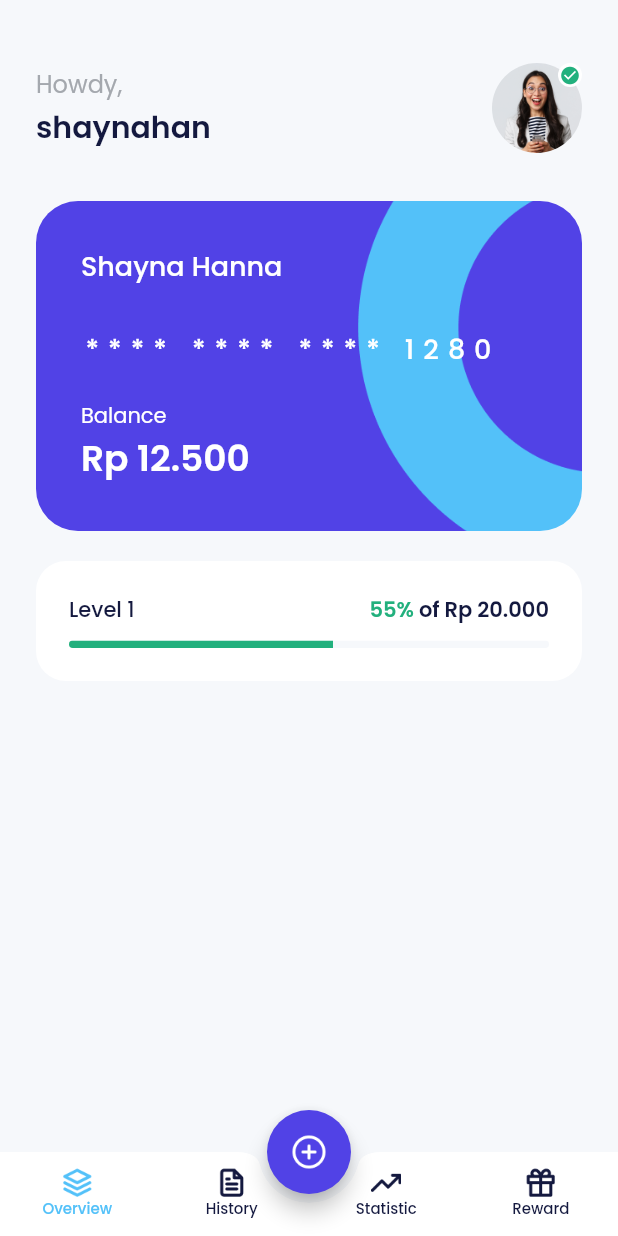
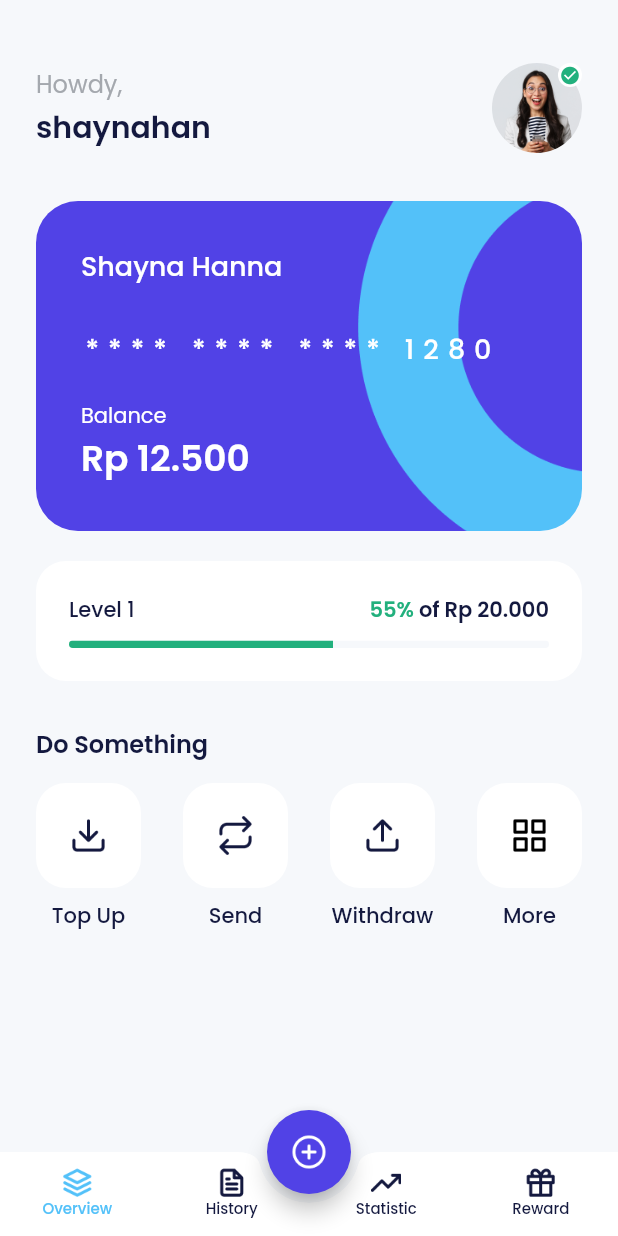
Before and after one commit to RianCahyadi08/Flutter-bank_sha, a Flutter app: the HomePage screen opened by its route, on a phone screen of 412 x 824 dp. Run offline on Flutter 3.47's test engine with Material 2 defaults, Android fonts, the phone set to English and light mode, and no system bars; our stand-ins replace carousel_slider, google_fonts; missing offline and left inert: dart:ffi.

Commit message:
Create widget build services on homepage

```diff
--- a/lib/views/screens/homepage.dart
+++ b/lib/views/screens/homepage.dart
@@ -1,4 +1,5 @@
 import 'package:bank_sha/shared/theme.dart';
+import 'package:bank_sha/views/widgets/home_service_items.dart';
 import 'package:flutter/material.dart';
 
 class HomePage extends StatelessWidget {
@@ -10,7 +11,12 @@ class HomePage extends StatelessWidget {
       backgroundColor: lightBackgroundColor,
       body: ListView(
         padding: EdgeInsets.symmetric(horizontal: 24),
-        children: [buildProfile(), buildWalletCard(), buildLevel()],
+        children: [
+          buildProfile(),
+          buildWalletCard(),
+          buildLevel(),
+          buildServices()
+        ],
       ),
       bottomNavigationBar: BottomAppBar(
         color: whiteColor,
@@ -215,4 +221,40 @@ class HomePage extends StatelessWidget {
           ],
         ));
   }
+
+  Widget buildServices() {
+    return Container(
+      margin: EdgeInsets.only(top: 30),
+      child: Column(
+        crossAxisAlignment: CrossAxisAlignment.start,
+        children: [
+          Text(
+            'Do Something',
+            style: blackTextStyle.copyWith(fontSize: 16, fontWeight: semiBold),
+          ),
+          SizedBox(
+            height: 14,
+          ),
+          Row(
+            mainAxisAlignment: MainAxisAlignment.spaceBetween,
+            children: [
+              HomeServiceItems(
+                  iconUrl: 'assets/images/ic_topup.png', title: 'Top Up'),
+              HomeServiceItems(
+                  iconUrl: 'assets/images/ic_send.png', title: 'Send'),
+              HomeServiceItems(
+                  iconUrl: 'assets/images/ic_withdraw.png', title: 'Withdraw'),
+              HomeServiceItems(
+                  iconUrl: 'assets/images/ic_more.png', title: 'More'),
+            ],
+          ),
+          // SizedBox(
+          //   width: 16,
+          //   height: 8,
+          // ),
+          // Text('dwdw')
+        ],
+      ),
+    );
+  }
 }
--- /dev/null
+++ b/lib/views/widgets/home_service_items.dart
@@ -0,0 +1,45 @@
+import 'package:bank_sha/shared/theme.dart';
+import 'package:flutter/material.dart';
+
+class HomeServiceItems extends StatelessWidget {
+  final String iconUrl;
+  final String title;
+  final VoidCallback? onTap;
+
+  const HomeServiceItems({
+    Key? key,
+    required this.iconUrl,
+    required this.title,
+    this.onTap,
+  }) : super(key: key);
+
+  @override
+  Widget build(BuildContext context) {
+    return Column(
+      children: [
+        Container(
+          padding: EdgeInsets.all(22),
+          margin: EdgeInsets.only(
+            bottom: 8,
+          ),
+          width: 70,
+          height: 70,
+          decoration: BoxDecoration(
+            borderRadius: BorderRadius.circular(20),
+            color: whiteColor,
+          ),
+          child: Center(
+              child: Image.asset(
+            iconUrl,
+            width: 26,
+            height: 26,
+          )),
+        ),
+        Text(
+          title,
+          style: blackTextStyle.copyWith(fontSize: 14, fontWeight: medium),
+        )
+      ],
+    );
+  }
+}
```
